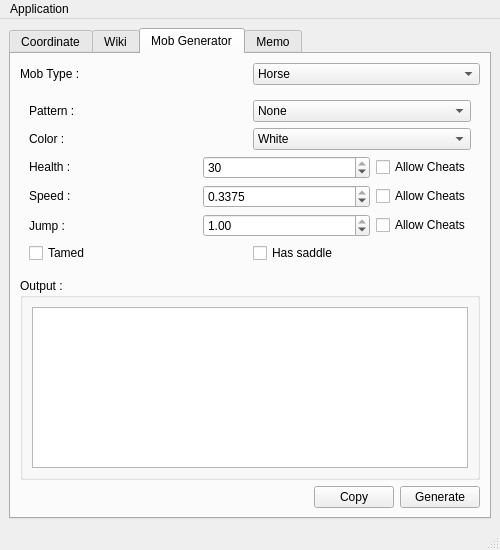
This is mainwindow.ui in TranslucentFoxHuman/MinecraftTools as Qt 5 draws it before an edit. The edited form follows.
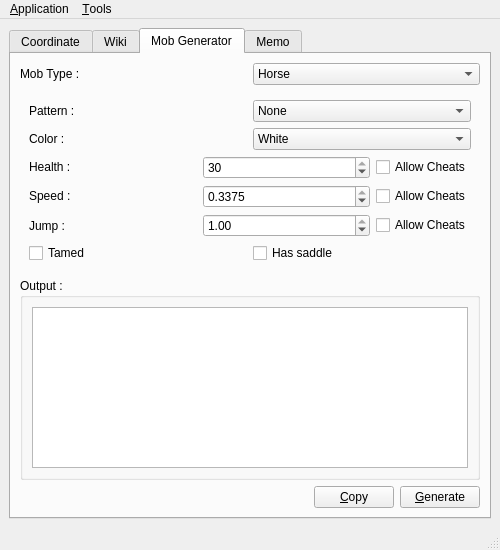
This is the edited form. The open tabs and pages were chosen to show the change. Icons and pictures are not drawn.

Commit message: v1.2 Release:Added menus to change current tab. Added Alt-key short cuts for buttons.

What changed in the file:
```diff
--- a/mainwindow.ui
+++ b/mainwindow.ui
@@ -564,7 +564,7 @@
           <item>
            <widget class="QPushButton" name="MobGenCopy">
             <property name="text">
-             <string>Copy</string>
+             <string>&amp;Copy</string>
             </property>
             <property name="icon">
              <iconset theme="edit-copy">
@@ -575,7 +575,7 @@
           <item>
            <widget class="QPushButton" name="MobGenerateButton">
             <property name="text">
-             <string>Generate</string>
+             <string>&amp;Generate</string>
             </property>
             <property name="icon">
              <iconset theme="document-new">
@@ -612,12 +612,22 @@
    </property>
    <widget class="QMenu" name="menuApplication">
     <property name="title">
-     <string>Application</string>
+     <string>&amp;Application</string>
     </property>
     <addaction name="actionAbout"/>
     <addaction name="actionExit"/>
    </widget>
+   <widget class="QMenu" name="menuTools">
+    <property name="title">
+     <string>&amp;Tools</string>
+    </property>
+    <addaction name="actionCoordinate"/>
+    <addaction name="actionWiki"/>
+    <addaction name="actionMob_Generator"/>
+    <addaction name="actionMemo"/>
+   </widget>
    <addaction name="menuApplication"/>
+   <addaction name="menuTools"/>
   </widget>
   <widget class="QStatusBar" name="statusbar"/>
   <action name="actionAbout">
```
Left out of the diff: 28 changed lines with no effect on the pictures. The commit also changes 5 other files.
